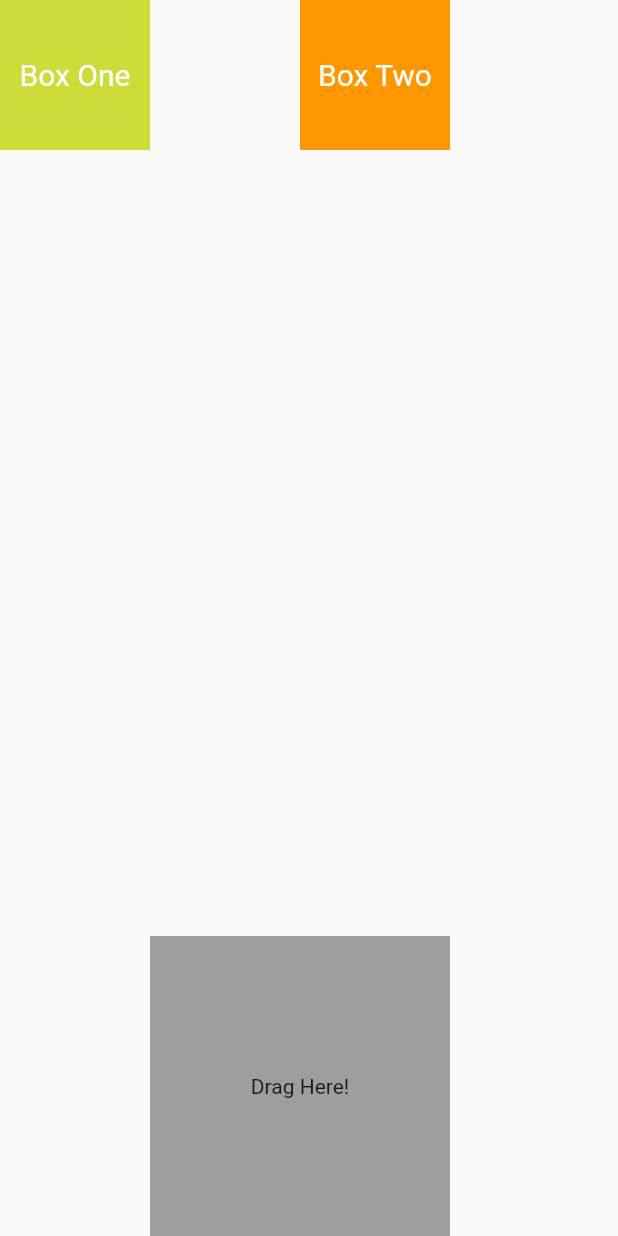
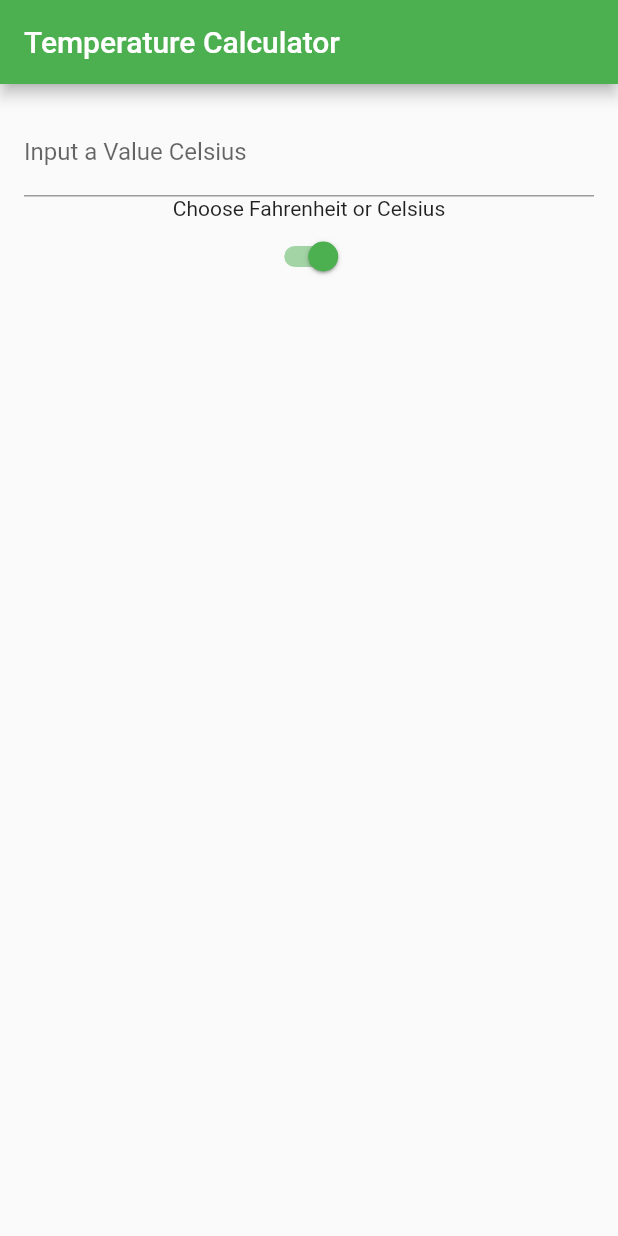
Before and after one commit to itcloudy/chat_app, a Flutter app: the screen it shows after launch, on a phone screen of 412 x 824 dp. Run offline on Flutter 3.47's test engine with Material 2 defaults, Android fonts, the phone set to English and light mode, and no system bars.

Commit message:
Building a Temperature Conversion Application using Dart's Flutter Framework

```diff
--- a/lib/main.dart
+++ b/lib/main.dart
@@ -1,5 +1,4 @@
 import 'package:flutter/material.dart';
-
 
 void main() => runApp(MyApp());
 
@@ -8,120 +7,82 @@ class MyApp extends StatelessWidget{
   @override
   Widget build(BuildContext context) {
     return MaterialApp(
-      home: Scaffold(
-        body: App(),
+      theme: ThemeData(
+        primarySwatch: Colors.green,
+      ),
+      home: TempApp(),
+    );
+  }
+}
+class TempApp extends StatefulWidget {
+  @override
+  _TempAppState createState() => _TempAppState();
+}
+
+class _TempAppState extends State<TempApp> {
+  double input;
+  double output;
+  bool fOrC;
+
+  @override
+  Widget build(BuildContext context) {
+    TextField inputFiled = TextField(
+      keyboardType: TextInputType.number,
+      onChanged: (str){
+        try{
+          input = double.parse(str);
+        }catch(e){
+          input = 0.0;
+        }
+      },
+      decoration: InputDecoration(
+        labelText:
+          "Input a Value ${fOrC == false ? "Fahrenheit":"Celsius"}",
+      ),
+    );
+
+    AppBar appBar = AppBar(
+      title: Text("Temperature Calculator"),
+
+    );
+
+    Container tempSwitch = Container(
+      child: Column(
+        children: <Widget>[
+          Text("Choose Fahrenheit or Celsius"),
+          Switch(
+              value: fOrC,
+              onChanged: (e){
+                setState(() {
+                  fOrC = !fOrC;
+                });
+              }
+          ),
+        ],
+      ),
+    );
+    return Scaffold(
+      body: Container(
+        padding: EdgeInsets.all(16.0),
+        child: Column(
+          children: <Widget>[
+            inputFiled,
+            tempSwitch
+          ],
+        ),
+      ),
+      appBar: AppBar(
+        title: Text("Temperature Calculator"),
       ),
     );
   }
-}
-
-class App extends StatefulWidget {
-  @override
-  _AppState createState() => _AppState();
-}
-
-class _AppState extends State<App> {
-  Color caughtColor = Colors.grey;
-  @override
-  Widget build(BuildContext context) {
-    return Stack(
-      children: <Widget>[
-        DragBox(Offset(0.0, 0.0),"Box One",Colors.lime),
-        DragBox(Offset(200.0, 0.0),"Box Two",Colors.orange),
-        Positioned(
-          left: 100.0,
-          bottom: 0.0,
-          child: DragTarget(
-            onAccept: (Color color){
-              caughtColor = color;
-            },
-              builder: (
-                  BuildContext context,
-                  List<dynamic> accepted,
-                  List<dynamic> rejected,
-                  ){
-                return Container(
-                  width: 200.0,
-                  height: 200.0,
-                  decoration: BoxDecoration(
-                    color: accepted.isEmpty ? caughtColor: Colors.grey.shade200,
-                  ),
-                  child: Center(
-                    child: Text("Drag Here!"),
-                  ),
-                );
-              },
-          ),
-        )
-      ],
-    );
-  }
-
-}
-class DragBox extends StatefulWidget {
-
-  final Offset initPos;
-  final String label;
-  final Color itemColor;
-
-  DragBox(this.initPos, this.label, this.itemColor);
-
-  @override
-  _DragBoxState createState() => _DragBoxState();
-}
-
-class _DragBoxState extends State<DragBox> {
-  Offset position = Offset(0.0, 0.0);
 
   @override
   void initState() {
     super.initState();
-    position =widget.initPos;
+    input = 0.0;
+    output = 0.0;
+    fOrC = true;
   }
 
-  @override
-  Widget build(BuildContext context) {
-    return Positioned(
-      left: position.dx,
-      top: position.dy,
-      child: Draggable(
-        data: widget.itemColor,
-          child: Container(
-            width: 100.0,
-            height: 100.0,
-            color: widget.itemColor,
-            child: Center(
-              child: Text(
-                widget.label,
-                style: TextStyle(
-                  color: Colors.white,
-                  decoration: TextDecoration.none,
-                  fontSize: 20.0,
-                ),
-              ),
-            ),
-          ),
-        onDraggableCanceled: (velocity,offset){
-          setState(() {
-            position = offset;
-          });
-        },
-        feedback: Container(
-          width: 120.0,
-          height: 120.0,
-          color: widget.itemColor.withOpacity(0.5),
-          child: Center(
-            child: Text(
-              widget.label,
-              style: TextStyle(
-                color: Colors.white,
-                decoration: TextDecoration.none,
-                fontSize: 18.0,
-              ),
-            ),
-          ),
-        ),
-      ),
-    );
-  }
 }
```
Also changed, not shown: 1 other file.
